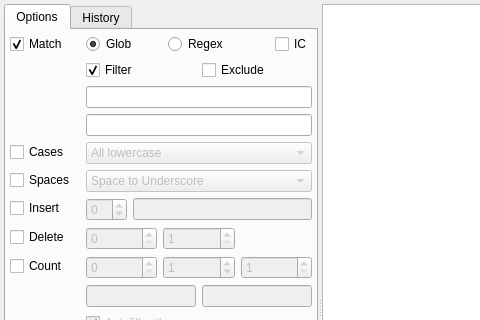
Old version of the form gui/filebrowser/demimove.ui in the repository gmdfalk/60-days-of-python; both pictures show x 0 to 480 and y 0 to 320 of the 935 by 635 pixel window.
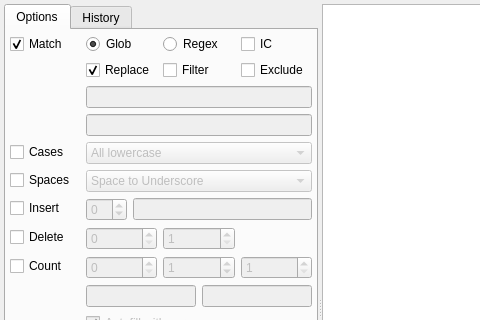
New version of the form.

The edit to the form file:
```diff
--- a/gui/filebrowser/demimove.ui
+++ b/gui/filebrowser/demimove.ui
@@ -26,7 +26,7 @@
       <widget class="QTabWidget" name="treewidget">
        <property name="minimumSize">
         <size>
-         <width>264</width>
+         <width>310</width>
          <height>0</height>
         </size>
        </property>
@@ -59,7 +59,7 @@
               </widget>
              </item>
              <item row="0" column="1">
-              <layout class="QHBoxLayout" name="matchradios" stretch="3,4,0">
+              <layout class="QHBoxLayout" name="matchradios">
                <item>
                 <widget class="QRadioButton" name="matchglob">
                  <property name="toolTip">
@@ -101,20 +101,27 @@
              <item row="1" column="1">
               <layout class="QHBoxLayout" name="matchchecks">
                <item>
-                <widget class="QCheckBox" name="matchfiltercheck">
+                <widget class="QCheckBox" name="matchreplace">
+                 <property name="text">
+                  <string>Replace</string>
+                 </property>
+                 <property name="checked">
+                  <bool>true</bool>
+                 </property>
+                </widget>
+               </item>
+               <item>
+                <widget class="QCheckBox" name="matchfilter">
                  <property name="toolTip">
                   <string>&lt;html&gt;&lt;head/&gt;&lt;body&gt;&lt;p&gt;Only use the matching pattern, not the replacement pattern.&lt;/p&gt;&lt;/body&gt;&lt;/html&gt;</string>
                  </property>
                  <property name="text">
                   <string>Filter</string>
                  </property>
-                 <property name="checked">
-                  <bool>true</bool>
-                 </property>
                 </widget>
                </item>
                <item>
-                <widget class="QCheckBox" name="matchexcludecheck">
+                <widget class="QCheckBox" name="matchexclude">
                  <property name="text">
                   <string>Exclude</string>
                  </property>
@@ -123,7 +130,10 @@
               </layout>
              </item>
              <item row="2" column="1">
-              <widget class="QLineEdit" name="lineEdit">
+              <widget class="QLineEdit" name="matchfilteredit">
+               <property name="enabled">
+                <bool>false</bool>
+               </property>
                <property name="toolTip">
                 <string>&lt;html&gt;&lt;head/&gt;&lt;body&gt;&lt;p&gt;&lt;span style=&quot; font-weight:600;&quot;&gt;Filter&lt;/span&gt;&lt;/p&gt;&lt;p&gt;Glob/Regex pattern to filter the targets by. &lt;/p&gt;&lt;p&gt;This defaults to &amp;quot;*&amp;quot; or &amp;quot;.*&amp;quot; respectively, to match all targets.&lt;/p&gt;&lt;/body&gt;&lt;/html&gt;</string>
                </property>
@@ -487,7 +497,10 @@
               </widget>
              </item>
              <item row="3" column="1">
-              <widget class="QLineEdit" name="lineEdit_2">
+              <widget class="QLineEdit" name="matchexcludeedit">
+               <property name="enabled">
+                <bool>false</bool>
+               </property>
                <property name="toolTip">
                 <string>&lt;html&gt;&lt;head/&gt;&lt;body&gt;&lt;p&gt;&lt;span style=&quot; font-weight:600;&quot;&gt;Exclude&lt;/span&gt;&lt;/p&gt;&lt;p&gt;Files and Directories to exclude. Comma separated.&lt;/p&gt;&lt;/body&gt;&lt;/html&gt;</string>
                </property>
```
Left out of the diff: 100 changed lines with no effect on the pictures.
